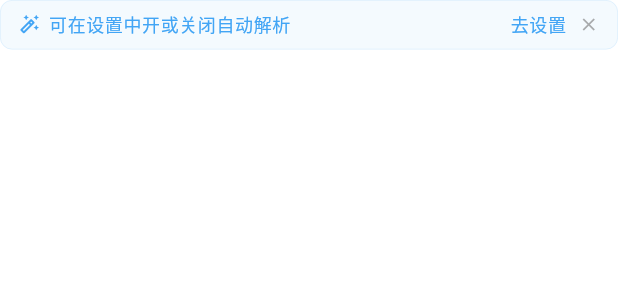
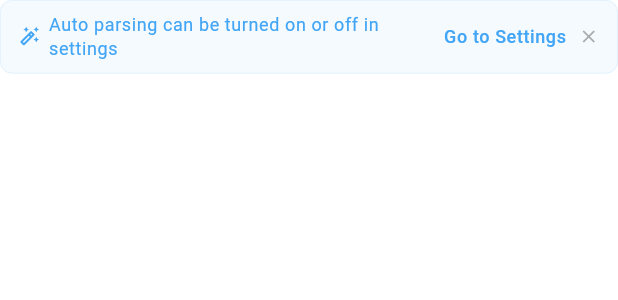
Before and after one commit to qq337196325/Clipora, a Flutter app: the AutoParseTipWidget widget shown alone on an empty page, opened directly, on a phone screen of 412 x 824 dp. Shown: the top 300 px of the screen. Run offline on Flutter 3.47's test engine with Material 3 defaults, Android fonts, the phone set to English and light mode, and no system bars; our stand-ins replace bot_toast, device_info_plus, dio, flutter_smart_dialog, get, get_storage and 10 more; missing offline and left inert: animated_segmented_tab_control, flutter_inappwebview, fluwx, receive_sharing_intent; accounts and stored records are empty; generated files the repository leaves out were written again; network calls fail.

```diff
--- a/lib/view/home/components/auto_parse_tip_widget.dart
+++ b/lib/view/home/components/auto_parse_tip_widget.dart
@@ -111,7 +111,7 @@ class _AutoParseTipWidgetState extends State<AutoParseTipWidget>
             const SizedBox(width: 6),
             Expanded(
               child: Text(
-                '可在设置中开或关闭自动解析'.tr,
+                'i18n_permission_可在设置中开或关闭自动解析'.tr,
                 style: theme.textTheme.bodySmall?.copyWith(
                   fontSize: 12,
                   color: colorScheme.primary,
@@ -122,7 +122,7 @@ class _AutoParseTipWidgetState extends State<AutoParseTipWidget>
             GestureDetector(
               onTap: _goToSettings,
               child: Text(
-                '去设置'.tr,
+                'i18n_permission_去设置'.tr,
                 style: theme.textTheme.bodySmall?.copyWith(
                   fontSize: 12,
                   color: colorScheme.primary,
```
